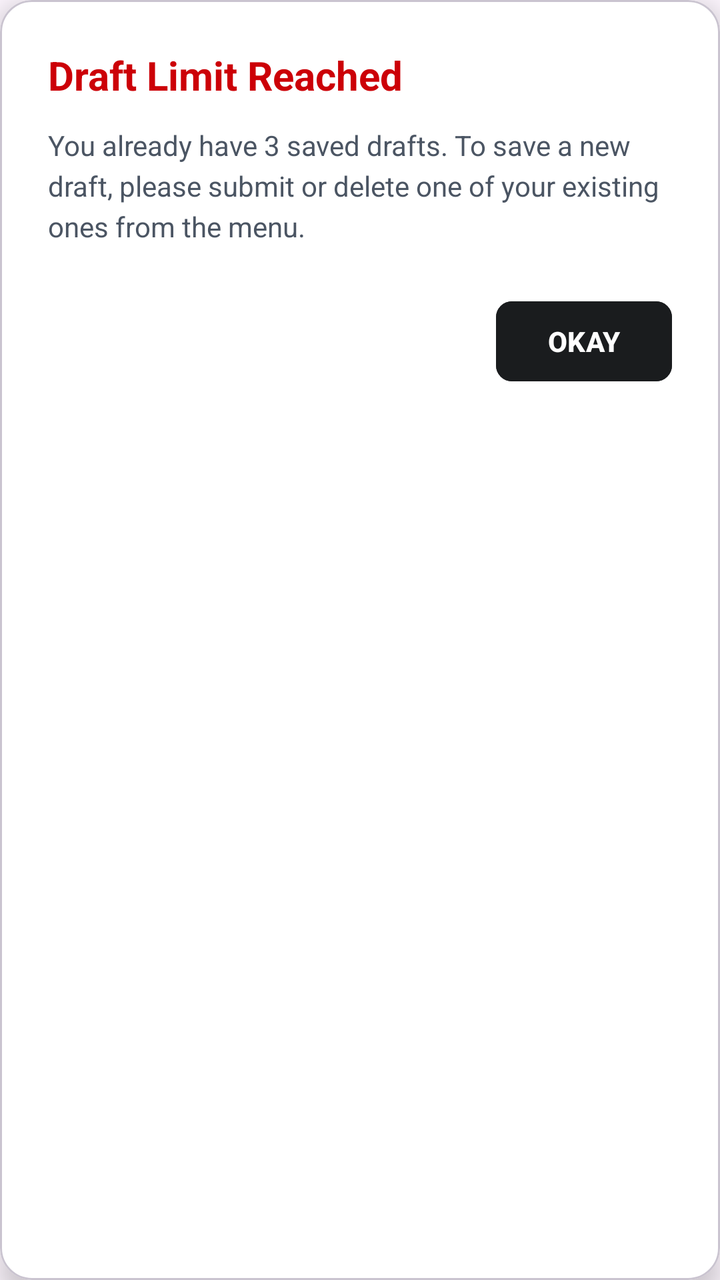
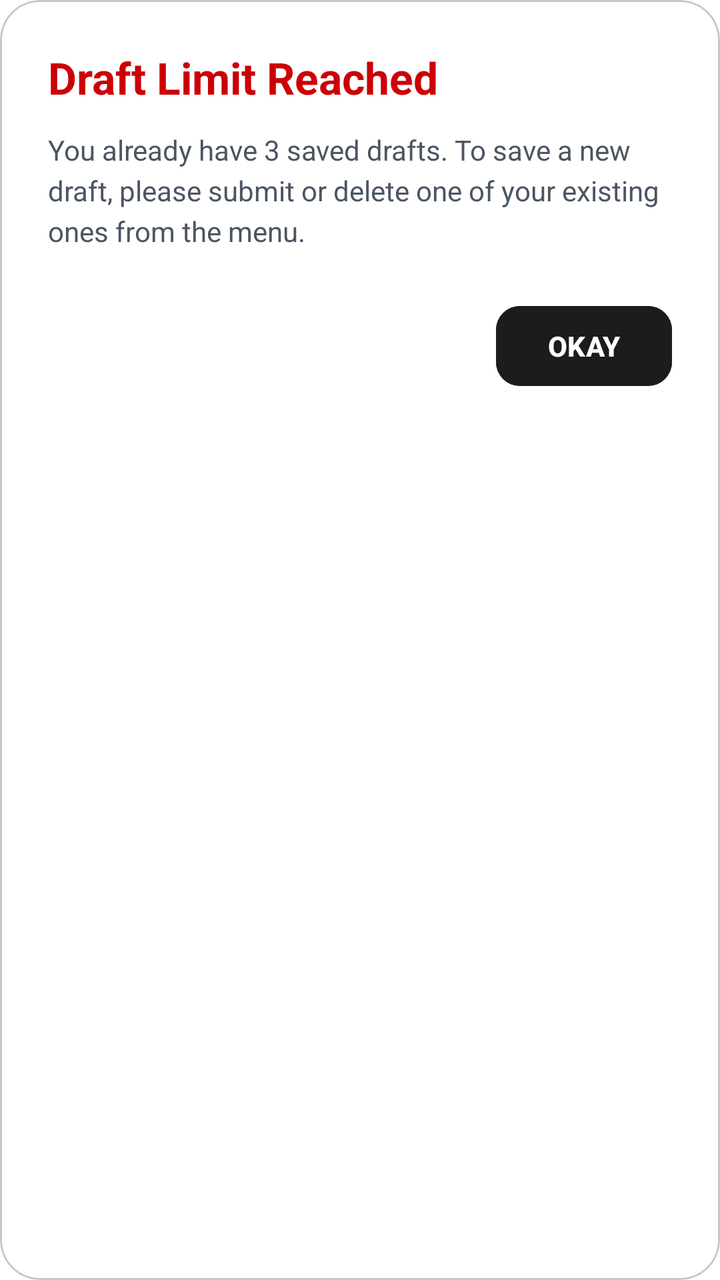

Before-and-after screenshots of an Android layout around one commit, followed by the original layout XML and the change that was made.
<!-- AndroidManifest.xml: application theme Theme.EmployeePOS2 -->
<!-- res/layout/dialog_draft_limit.xml -->
<?xml version="1.0" encoding="utf-8"?>
<com.google.android.material.card.MaterialCardView xmlns:android="http://schemas.android.com/apk/res/android"
    xmlns:app="http://schemas.android.com/apk/res-auto"
    android:layout_width="match_parent"
    android:layout_height="wrap_content"
    android:layout_margin="16dp"
    app:cardBackgroundColor="#FFFFFF"
    app:cardCornerRadius="16dp"
    app:cardElevation="8dp">

    <LinearLayout
        android:layout_width="match_parent"
        android:layout_height="wrap_content"
        android:orientation="vertical"
        android:padding="24dp">

        <TextView
            android:layout_width="match_parent"
            android:layout_height="wrap_content"
            android:text="Draft Limit Reached"
            android:textColor="#CC0007"
            android:textSize="20sp"
            android:textStyle="bold"
            android:layout_marginBottom="12dp" />

        <TextView
            android:layout_width="match_parent"
            android:layout_height="wrap_content"
            android:text="You already have 3 saved drafts. To save a new draft, please submit or delete one of your existing ones from the menu."
            android:textColor="#4B5563"
            android:textSize="14sp"
            android:lineSpacingExtra="4dp"
            android:layout_marginBottom="24dp" />

        <LinearLayout
            android:layout_width="match_parent"
            android:layout_height="wrap_content"
            android:orientation="horizontal"
            android:gravity="end">

            <com.google.android.material.button.MaterialButton
                android:id="@+id/btnOkay"
                android:layout_width="wrap_content"
                android:layout_height="wrap_content"
                android:text="OKAY"
                android:textColor="#FFFFFF"
                android:backgroundTint="#1A1C1E"
                android:textStyle="bold"
                app:cornerRadius="8dp" />
        </LinearLayout>
    </LinearLayout>
</com.google.android.material.card.MaterialCardView>
<!-- resources referenced by this layout -->
<resources>
  <style name="Theme.EmployeePOS2" parent="Base.Theme.EmployeePOS2" />
  <style name="Base.Theme.EmployeePOS2" parent="Theme.Material3.DayNight.NoActionBar">
          
          
      </style>
</resources>

<!-- the commit's change to res/layout/dialog_draft_limit.xml (unified diff, before → after) -->
@@ -5,8 +5,8 @@
     android:layout_height="wrap_content"
     android:layout_margin="16dp"
     app:cardBackgroundColor="#FFFFFF"
-    app:cardCornerRadius="16dp"
-    app:cardElevation="8dp">
+    app:cardCornerRadius="20dp"
+    app:cardElevation="0dp">
 
     <LinearLayout
         android:layout_width="match_parent"
@@ -19,7 +19,7 @@
             android:layout_height="wrap_content"
             android:text="Draft Limit Reached"
             android:textColor="#CC0007"
-            android:textSize="20sp"
+            android:textSize="22sp"
             android:textStyle="bold"
             android:layout_marginBottom="12dp" />
 
@@ -46,7 +46,7 @@
                 android:textColor="#FFFFFF"
                 android:backgroundTint="#1A1C1E"
                 android:textStyle="bold"
-                app:cornerRadius="8dp" />
+                app:cornerRadius="12dp" />
         </LinearLayout>
     </LinearLayout>
 </com.google.android.material.card.MaterialCardView>
<!-- resource entries referenced after the edit -->
@@ -3,7 +3,15 @@
   <style name="Theme.EmployeePOS2" parent="Base.Theme.EmployeePOS2" />
   <style name="Base.Theme.EmployeePOS2" parent="Theme.Material3.DayNight.NoActionBar">
           
-          
+          <item name="colorPrimary">#CC0007</item>
+          <item name="colorOnPrimary">#FFFFFF</item>
+          <item name="colorPrimaryContainer">#FEE2E2</item>
+          <item name="colorOnPrimaryContainer">#CC0007</item>
+          <item name="colorSecondary">#CC0007</item>
+          <item name="colorSecondaryContainer">#FEE2E2</item>
+          <item name="colorOnSecondaryContainer">#CC0007</item>
+          <item name="colorSurface">#FFFFFF</item>
+          <item name="android:windowBackground">#FFFFFF</item>
       </style>
 </resources>
 
